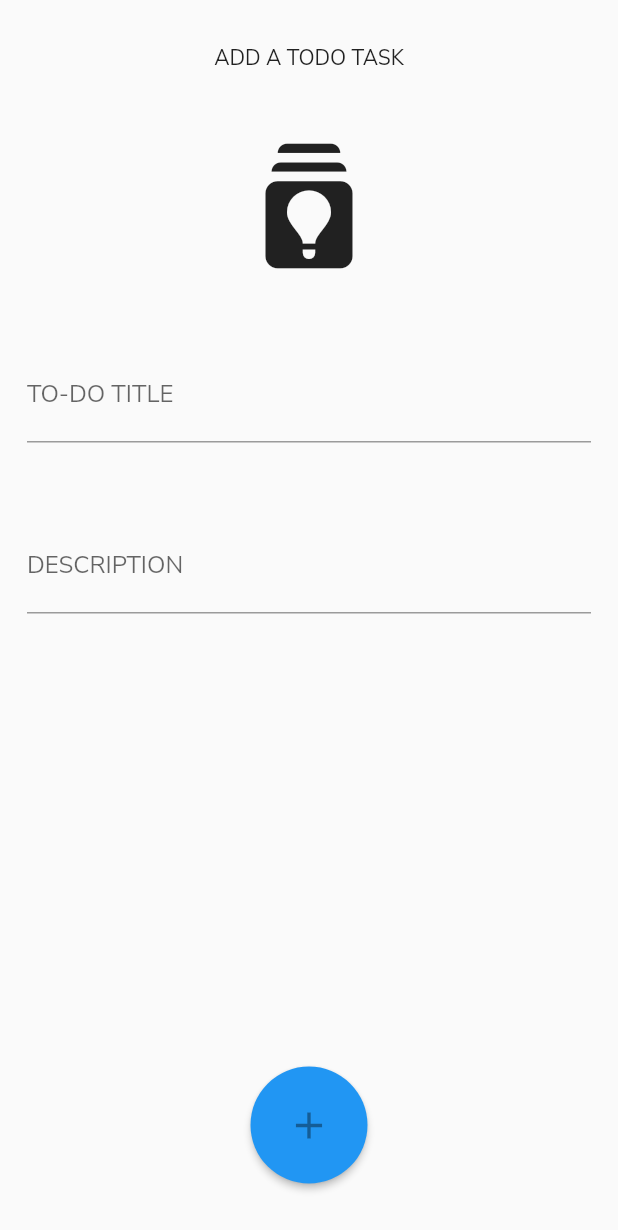
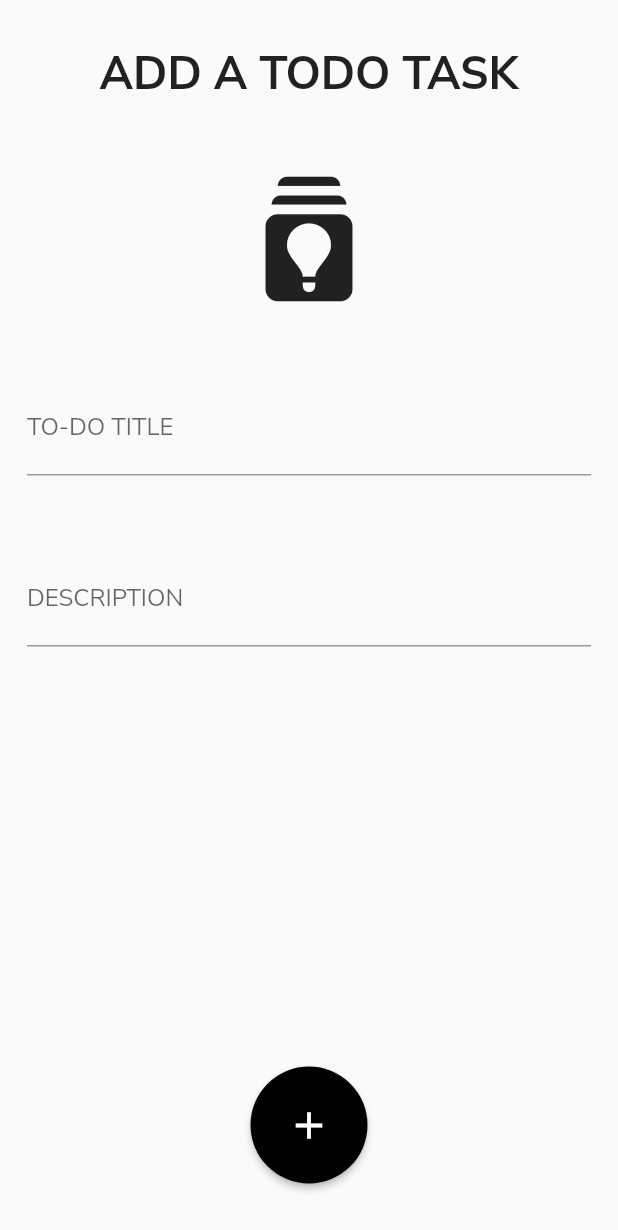
Before and after one commit to aashish-g03/todo, a Flutter app: the screen it shows after launch, swiped to page 2, on a phone screen of 412 x 824 dp. Shown: the top 1230 px of the screen. Run offline on Flutter 3.47's test engine with Material 2 defaults, Android fonts, the phone set to English and light mode, and no system bars; our stand-ins replace fluttertoast, google_fonts.

Commit message:
new changes

```diff
--- a/lib/additem.dart
+++ b/lib/additem.dart
@@ -27,6 +27,7 @@ class AddItemState extends State<AddItem> {
             padding: EdgeInsets.all(19),
             child: Text(
               'ADD A TODO TASK',
+              style: TextStyle(fontSize: 30, fontWeight: FontWeight.bold),
             ),
           ),
           Padding(
@@ -74,12 +75,12 @@ class AddItemState extends State<AddItem> {
               child: Icon(
                 Icons.add,
                 size: 30,
-                color: Colors.black38,
+                color: Colors.white,
               ),
               style: ElevatedButton.styleFrom(
-                shape: CircleBorder(),
-                padding: EdgeInsets.all(24),
-              ),
+                  shape: CircleBorder(),
+                  padding: EdgeInsets.all(24),
+                  primary: Colors.black),
             ),
           )
         ],
```
Also changed, not shown: lib/display.dart (+33 -7 lines).
